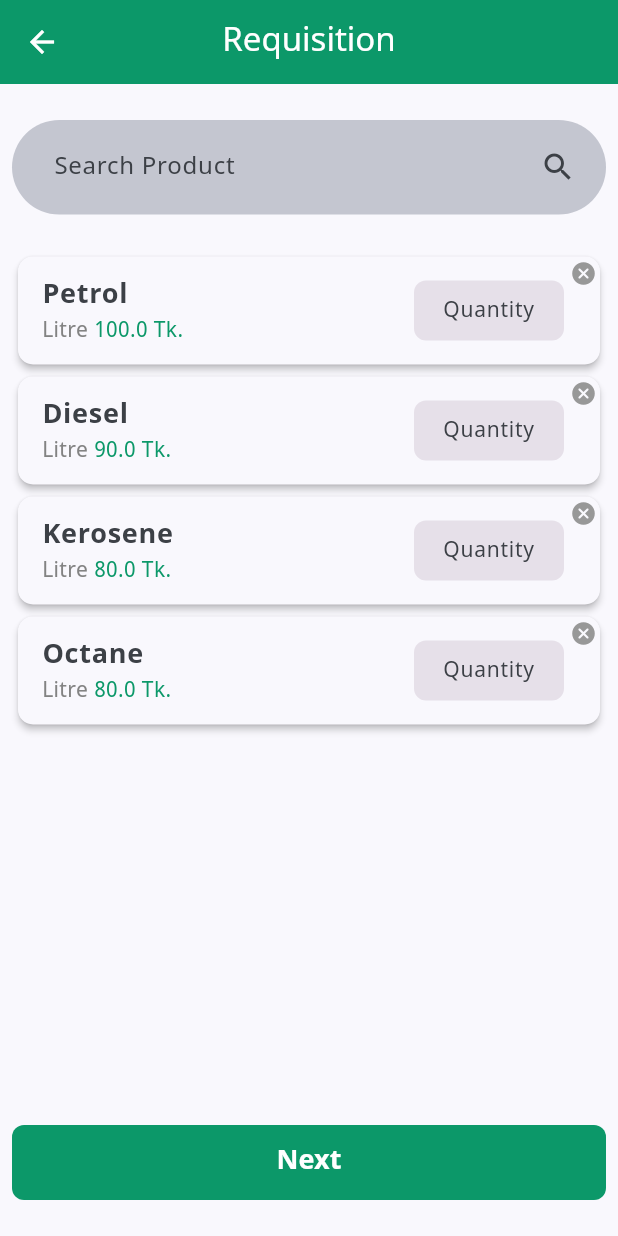
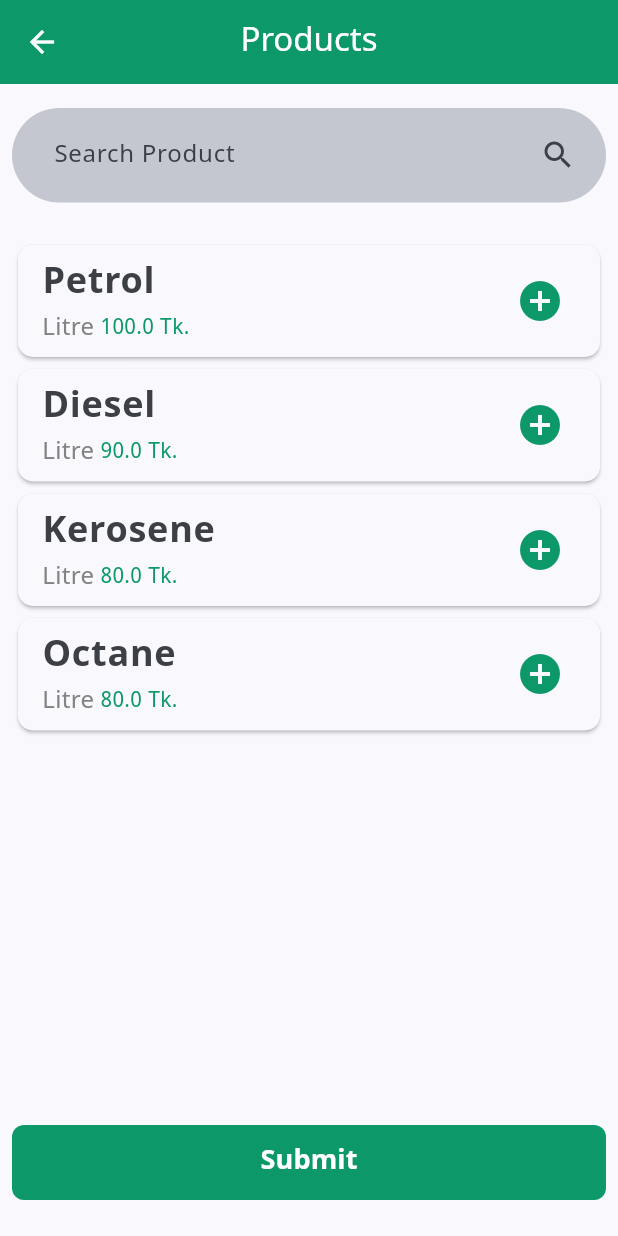
Before and after one commit to nmkawcher/SGFL, a Flutter app: the screen it shows after launch, after a tap on "Requisition", on a phone screen of 412 x 824 dp. Run offline on Flutter 3.47's test engine with Material 3 defaults, Android fonts, the phone set to English and light mode, and no system bars; our stand-ins replace dio, dropdown_search, flutter_svg, fluttertoast, get, logger and 1 more; missing offline and left inert: flutter_displaymode; generated files the repository leaves out were written again.

Commit message:
Product add

```diff
--- a/lib/app/modules/home/home_view.dart
+++ b/lib/app/modules/home/home_view.dart
@@ -16,7 +16,7 @@ class HomeView extends BaseView<HomeController> {
   Widget body(BuildContext context) {
     return ElevatedButton(
         onPressed: (){
-          Get.toNamed(Routes.REQUISITION_Quantity);
+          Get.toNamed(Routes.PRODUCTS);
         }, child: const Text('Requisition')
     );
   }
--- /dev/null
+++ b/lib/app/modules/product/product_binding.dart
@@ -0,0 +1,11 @@
+import 'package:get/get.dart';
+import 'product_controller.dart';
+
+class ProductBinding extends Bindings {
+  @override
+  void dependencies() {
+    Get.lazyPut<ProductController>(
+      () => ProductController(),
+    );
+  }
+}
--- /dev/null
+++ b/lib/app/modules/product/product_view.dart
@@ -0,0 +1,91 @@
+import 'package:flutter/material.dart';
+import 'package:get/get.dart';
+import 'package:sgfl_sales/app/data/model/product_model.dart';
+import '../../core/values/app_colors.dart';
+import '../../core/widget/custom_btn.dart';
+import '../../routes/app_pages.dart';
+import '/app/core/base/base_view.dart';
+import 'product_controller.dart';
+
+class ProductView extends BaseView<ProductController> {
+
+
+  @override
+  PreferredSizeWidget? appBar(BuildContext context) {
+    return AppBar(
+      iconTheme: const IconThemeData(color: AppColors.colorWhite),
+      title: const Text("Products", style: TextStyle(color: AppColors.colorWhite)),
+      centerTitle: true,
+      backgroundColor: AppColors.primary,
+    );
+  }
+
+  @override
+  Widget body(BuildContext context) {
+    return Container(
+      margin: const EdgeInsets.only(left: 8, right: 8, top: 16, bottom: 24),
+      child: Column(
+        children: [
+          TextFormField(
+              controller: controller.searchTextController,
+              style: const TextStyle(color: AppColors.textColor, fontSize: 18),
+              decoration: const InputDecoration(
+                  filled: true,
+                  fillColor: AppColors.grayLight2,
+                  suffixIcon: Padding(
+                    padding: EdgeInsets.only(right: 16),
+                    child: Icon(Icons.search, color: AppColors.textColor),
+                  ),
+                  hintStyle: TextStyle(color: AppColors.textColor, fontSize: 16),
+                  contentPadding: EdgeInsets.only(left: 24, top: 18, bottom: 18),
+                  hintText: "Search Product",
+                  border: OutlineInputBorder(
+                      borderRadius: BorderRadius.all(Radius.circular(32)),
+                      borderSide: BorderSide.none
+                  )
+              )
+          ),
+          const SizedBox(height: 24),
+          Expanded(
+            child: ListView.builder(
+                padding: EdgeInsets.only(bottom: Get.height * 0.1),
+                itemCount: ProductModel.productList.length,
+                itemBuilder: (context, index){
+                  return Card(
+                    clipBehavior: Clip.antiAliasWithSaveLayer,
+                    shape: RoundedRectangleBorder(borderRadius: BorderRadius.circular(10)),
+                    child:  ListTile(
+                      tileColor: AppColors.pageBackground,
+                      focusColor: AppColors.primary.withOpacity(0.2),
+                      onTap: () {},
+                      title: Text(ProductModel.productList[index].productName!,
+                        style: const TextStyle(fontSize: 24, fontWeight: FontWeight.bold, color: AppColors.textColor),
+                      ),
+                      subtitle: Row(
+                        children: [
+                          Text(ProductModel.productList[index].productUnit!,
+                            style: const TextStyle(fontSize: 16, color: AppColors.gray),
+                          ),
+                          const SizedBox(width: 4),
+                          Text('${ProductModel.productList[index].productPrice.toString()} ${appLocalization.tk}',
+                            style: const TextStyle(fontSize: 14,color: AppColors.primary),
+                          ),
+                        ],
+                      ),
+                      trailing: const Icon(Icons.add_circle, color: AppColors.primary, size: 32),
+                    ),
+                  );
+                }
+            ),
+          ),
+          DefaultAppBtn(
+              title: appLocalization.submit,
+              onClick: (){Get.toNamed(Routes.REQUISITION_Quantity);}
+          )
+        ],
+      ),
+    );
+  }
+
+
+}
--- a/lib/app/modules/requisition/requisition_controller.dart
+++ b/lib/app/modules/requisition/requisition_controller.dart
@@ -4,7 +4,6 @@ import '/app/core/base/base_controller.dart';
 
 class RequisitionController extends BaseController {
 
-  TextEditingController searchTextController = TextEditingController();
   TextEditingController locationTextController = TextEditingController();
   TextEditingController notedController = TextEditingController();
 
--- a/lib/app/modules/requisition/requisition_quantity_view.dart
+++ b/lib/app/modules/requisition/requisition_quantity_view.dart
@@ -23,32 +23,13 @@ class RequisitionQuantityView extends BaseView<RequisitionController> {
   @override
   Widget body(BuildContext context) {
     return Container(
-      margin: const EdgeInsets.only(left: 8, right: 8, top: 24, bottom: 24),
+      margin: const EdgeInsets.only(left: 8, right: 8, top: 16, bottom: 24),
       child: Column(
         crossAxisAlignment: CrossAxisAlignment.start,
         children: [
-         TextFormField(
-           controller: controller.searchTextController,
-           style: const TextStyle(color: AppColors.textColor, fontSize: 18),
-           decoration: const InputDecoration(
-               filled: true,
-               fillColor: AppColors.grayLight2,
-               suffixIcon: Padding(
-                 padding: EdgeInsets.only(right: 16),
-                 child: Icon(Icons.search, color: AppColors.textColor),
-               ),
-               hintStyle: TextStyle(color: AppColors.textColor, fontSize: 16),
-               contentPadding: EdgeInsets.only(left: 24, top: 18, bottom: 18),
-               hintText: "Search Product",
-               border: OutlineInputBorder(
-                   borderRadius: BorderRadius.all(Radius.circular(32)),
-                   borderSide: BorderSide.none
-               )
-             )
-         ),
-         const SizedBox(height: 24),
          Expanded(
              child: ListView.builder(
+               padding: EdgeInsets.only(bottom: Get.height * 0.1),
                 itemCount: ProductModel.productList.length,
                  itemBuilder: (context, index) => requisitionItemUI1(index),
              )
--- a/lib/app/routes/app_pages.dart
+++ b/lib/app/routes/app_pages.dart
@@ -1,4 +1,6 @@
 import 'package:get/get.dart';
+import 'package:sgfl_sales/app/modules/product/product_binding.dart';
+import 'package:sgfl_sales/app/modules/product/product_view.dart';
 import 'package:sgfl_sales/app/modules/requisition/requisition_binding.dart';
 import 'package:sgfl_sales/app/modules/requisition/requisition_information_view.dart';
 import 'package:sgfl_sales/app/modules/requisition/requisition_summary_view.dart';
@@ -49,5 +51,11 @@ class AppPages {
       page: () => RequisitionSummaryView(),
       binding: RequisitionBinding(),
     ),
+    GetPage(
+      name: _Paths.PRODUCTS,
+      page: () => ProductView(),
+      binding: ProductBinding(),
+    ),
+
   ];
 }
```
Also changed, not shown: lib/app/modules/product/product_controller.dart (added, +9 -0 lines), lib/app/modules/requisition/requisition_summary_view.dart (+48 -15 lines), 5 other files.
